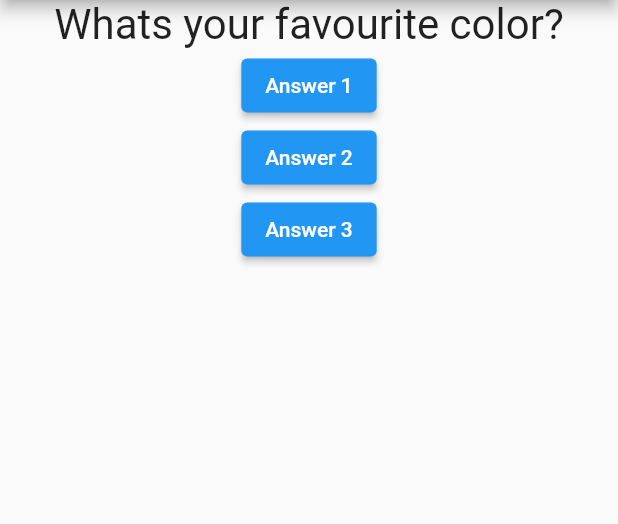
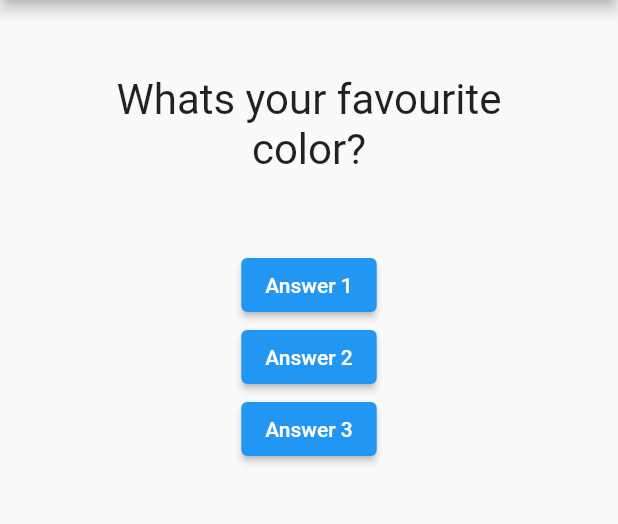
Before and after one commit to kmjaman/flutter-app, a Flutter app: the screen it shows after launch, on a phone screen of 412 x 824 dp, the part 84-608 px from its top. Run offline on Flutter 3.47's test engine with Material 2 defaults, Android fonts, the phone set to English and light mode, and no system bars.

Commit message:
added margin

```diff
--- a/lib/question.dart
+++ b/lib/question.dart
@@ -7,6 +7,6 @@ class Question extends StatelessWidget {
 
   @override
   Widget build(BuildContext context) {
-    return Container(width: double.infinity, child: Text(questionText, style: TextStyle(fontSize: 28), textAlign: TextAlign.center,),);
+    return Container(width: double.infinity, margin: EdgeInsets.all(50), child: Text(questionText, style: TextStyle(fontSize: 28), textAlign: TextAlign.center,),);
   }
 }
```
